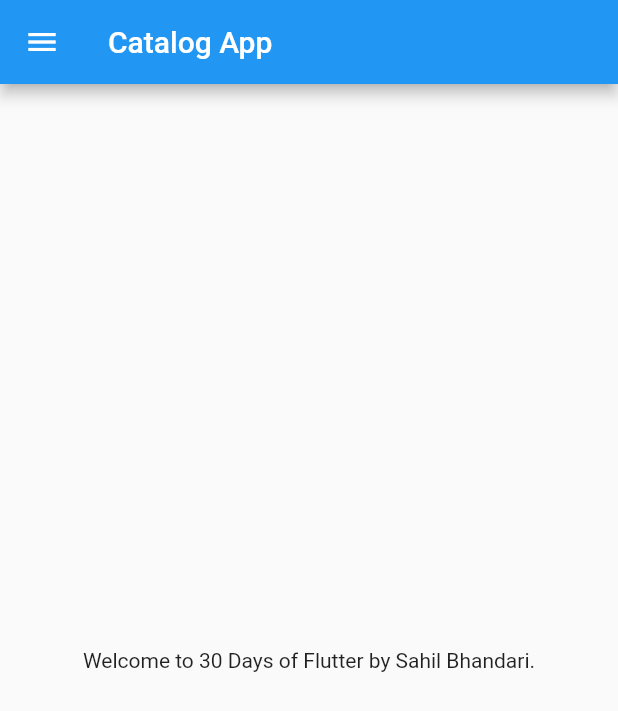
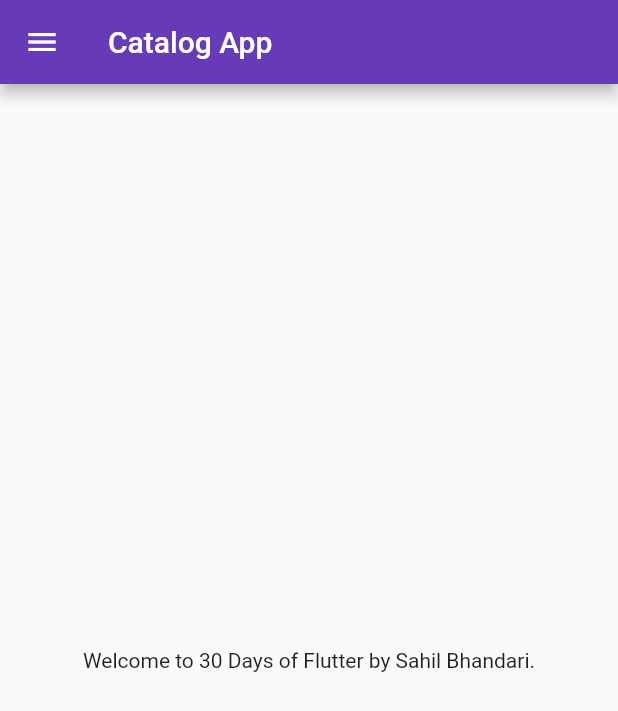
Before and after one commit to Sahil12524/-1MonthOfFlutter, a Flutter app: the screen it shows after launch, on a phone screen of 412 x 824 dp. Shown: the top 711 px of the screen. Run offline on Flutter 3.47's test engine with Material 2 defaults, Android fonts, the phone set to English and light mode, and no system bars.

Commit message:
Day 3 completed

```diff
--- a/lib/main.dart
+++ b/lib/main.dart
@@ -1,4 +1,5 @@
-import 'package:first_app/home_pagw.dart';
+import 'package:first_app/pages/home_page.dart';
+import 'package:first_app/pages/login_page.dart';
 import 'package:flutter/material.dart';
 
 void main() {
@@ -11,7 +12,17 @@ class MyApp extends StatelessWidget {
   @override
   Widget build(BuildContext context) {
     return MaterialApp(
-      home: HomePage(),
+      themeMode: ThemeMode.light,
+      theme: ThemeData(
+        primarySwatch: Colors.deepPurple,
+      ),
+      initialRoute: "/home",
+      routes: {
+        "/": (context) => LoginPage(),
+        "/home": (context) => HomePage(),
+        "/login": (context) => LoginPage()
+      },
+      darkTheme: ThemeData(brightness: Brightness.dark),
     );
   }
 }
```
Also changed, not shown: lib/pages/login_page.dart (added, +21 -0 lines), lib/pages/home_page.dart (renamed from lib/home_pagw.dart).
